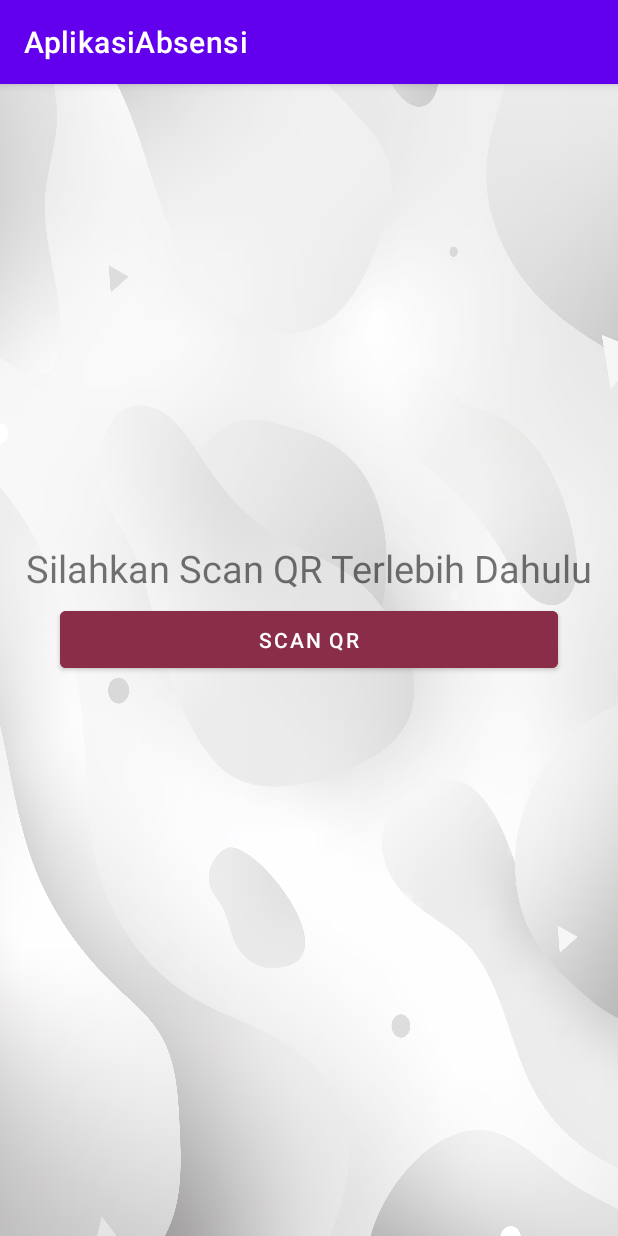
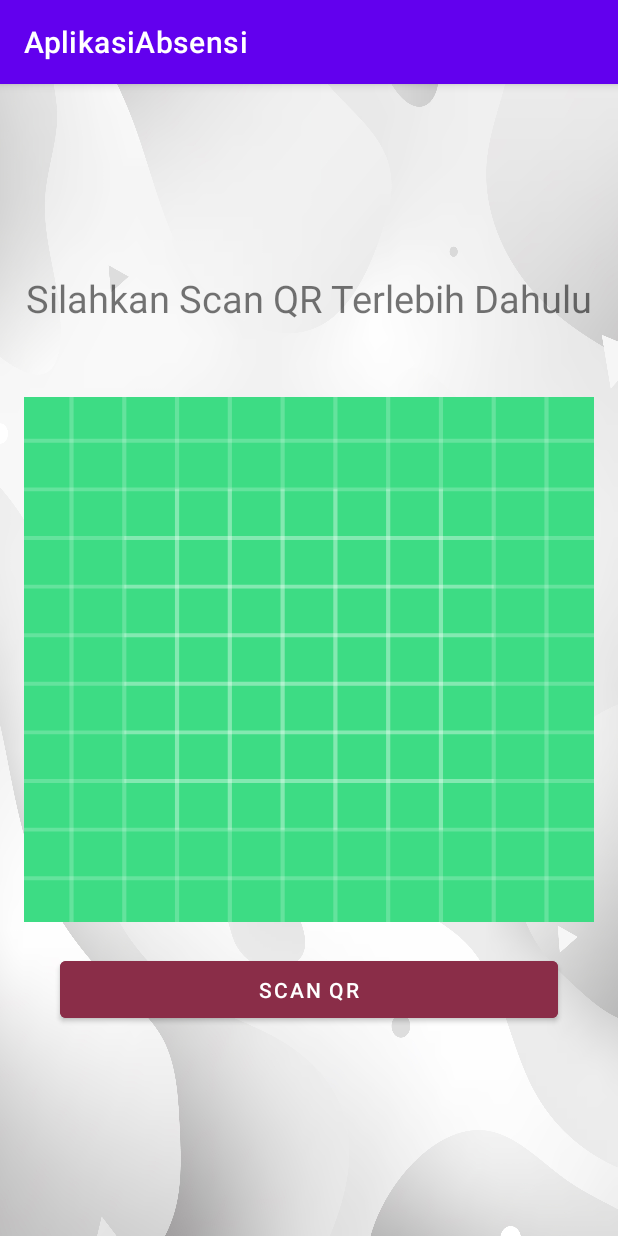
Before and after one commit to YabesMaychel-2007113801/Aplikasi_Absensi_VCA, an Android app: the ScanQrActivity screen opened directly, with no data from a screen before it, on a phone screen of 412 x 824 dp. Run offline under Robolectric (Android 15) with nearby library versions, the phone set to English and light mode, and no system bars; network calls fail.

Commit message:
perbaiki xml scanqr

```diff
--- a/app/build.gradle
+++ b/app/build.gradle
@@ -47,6 +47,9 @@ dependencies {
     androidTestImplementation 'androidx.test.ext:junit:1.1.5'
     androidTestImplementation 'androidx.test.espresso:espresso-core:3.5.1'
 
+    //camera
+//    implementation 'com.budiyev.android:code-scanner:2.1.0'
+
     // Network
     implementation 'com.squareup.retrofit2:retrofit:2.9.0'
     implementation 'com.squareup.retrofit2:converter-gson:2.9.0'
--- a/app/src/main/res/layout/activity_scan_qr.xml
+++ b/app/src/main/res/layout/activity_scan_qr.xml
@@ -12,16 +12,25 @@
                 android:layout_width="match_parent"
                 android:layout_height="45dp"
                 android:gravity="center"
-            android:layout_marginTop="300dp"
+                android:layout_marginTop="120dp"
                 android:text="Silahkan Scan QR Terlebih Dahulu"
                 android:textSize="25dp" />
+
+    <ImageView
+        android:id="@+id/scan_qr"
+        android:layout_width="380dp"
+        android:layout_height="350dp"
+        android:layout_centerInParent="true"
+        android:scaleType="centerCrop"
+        android:background="@drawable/ic_launcher_background"/>
 
     <Button
         android:id="@+id/btn_scan"
         android:layout_width="match_parent"
         android:layout_height="50dp"
         android:text="SCAN QR"
-        android:layout_below="@+id/tv_scan"
+        android:layout_below="@+id/scan_qr"
+        android:layout_marginTop="20dp"
         android:layout_marginStart="40dp"
         android:layout_marginEnd="40dp"
         android:backgroundTint="@color/burgandy_100"/>
```
Lines whose indentation alone changed are shown as unchanged.
